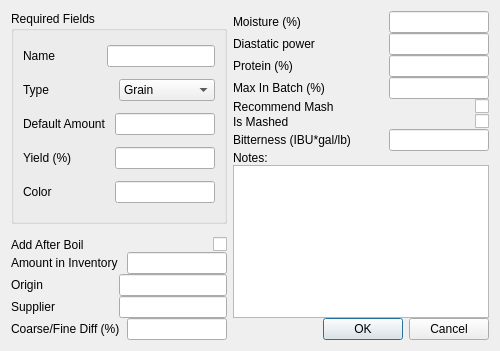
Before: the Qt Designer form ui/fermentableEditor.ui in Brewtarget/brewtarget, drawn with Qt 5.
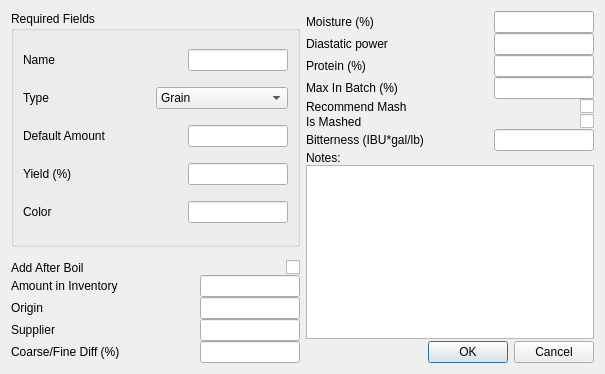
After: the same form once the commit is applied. Custom widgets are drawn as their Qt base class.

What changed in the file:
```diff
--- a/ui/fermentableEditor.ui
+++ b/ui/fermentableEditor.ui
@@ -6,8 +6,8 @@
    <rect>
     <x>0</x>
     <y>0</y>
-    <width>500</width>
-    <height>351</height>
+    <width>605</width>
+    <height>374</height>
    </rect>
   </property>
   <property name="windowTitle">
@@ -62,7 +62,7 @@
             </property>
             <property name="maximumSize">
              <size>
-              <width>1000</width>
+              <width>100</width>
               <height>16777215</height>
              </size>
             </property>
@@ -298,6 +298,9 @@
          <property name="text">
           <string>Amount in Inventory</string>
          </property>
+         <property name="wordWrap">
+          <bool>true</bool>
+         </property>
          <property name="buddy">
           <cstring>lineEdit_inventory</cstring>
          </property>
@@ -328,7 +331,7 @@
       </layout>
      </item>
      <item>
-      <layout class="QHBoxLayout" name="horizontalLayout_7">
+      <layout class="QHBoxLayout" name="horizontalLayout_7" stretch="0,0">
        <item>
         <widget class="QLabel" name="label_origin">
          <property name="text">
@@ -349,7 +352,7 @@
          </property>
          <property name="maximumSize">
           <size>
-           <width>1000</width>
+           <width>100</width>
            <height>16777215</height>
           </size>
          </property>
@@ -382,7 +385,7 @@
          </property>
          <property name="maximumSize">
           <size>
-           <width>1000</width>
+           <width>100</width>
            <height>16777215</height>
           </size>
          </property>
@@ -400,6 +403,9 @@
          <property name="text">
           <string>Coarse/Fine Diff (%)</string>
          </property>
+         <property name="wordWrap">
+          <bool>true</bool>
+         </property>
          <property name="buddy">
           <cstring>lineEdit_coarseFineDiff</cstring>
          </property>
```
